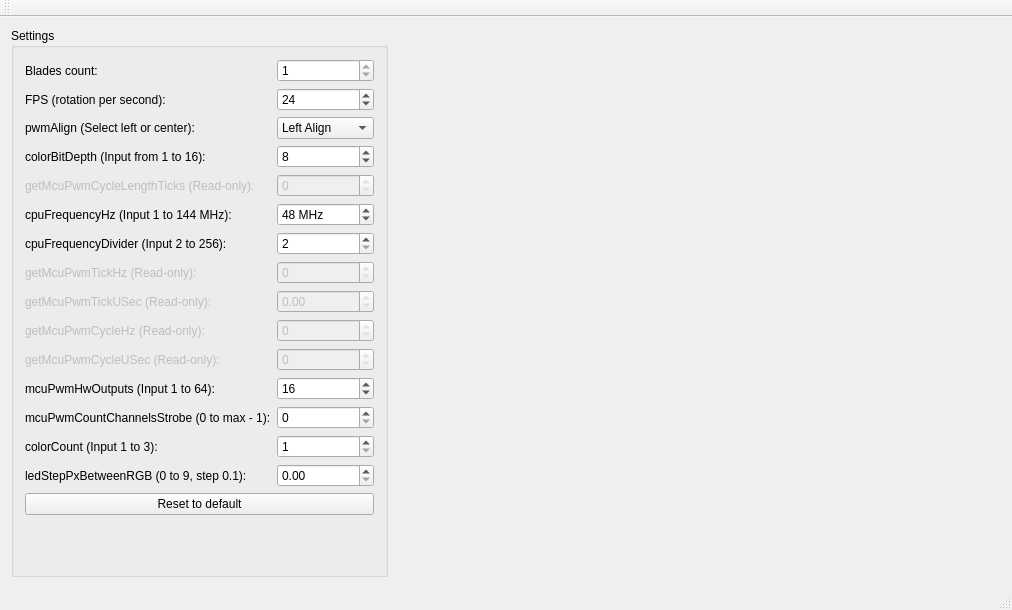
Qt form funEmulator/main_window.ui (vasilenkoroman/fan_video) before a commit.
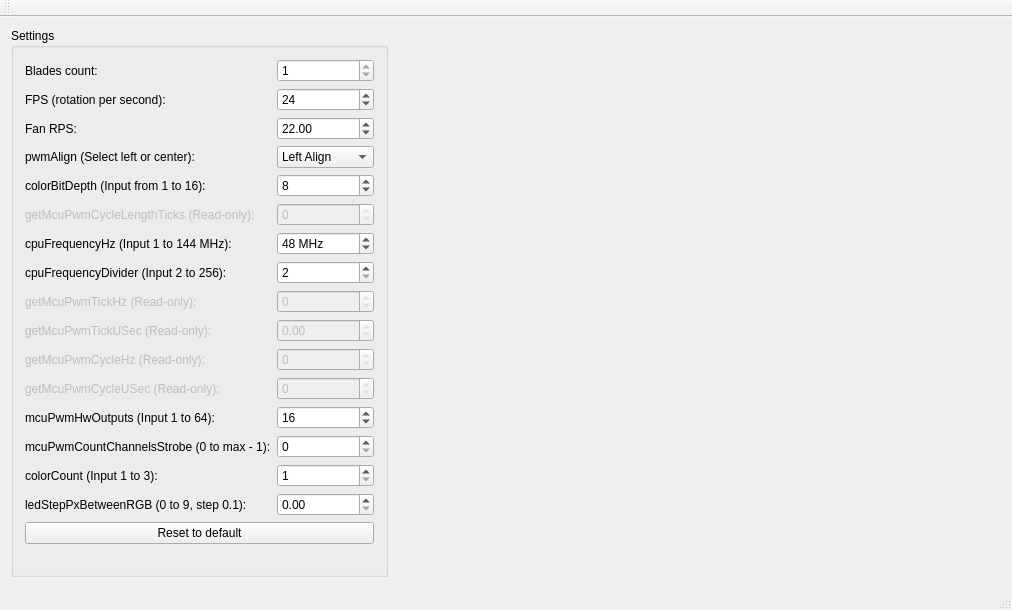
The same form after that commit. Custom widgets are drawn as their Qt base class.

```diff
--- a/funEmulator/main_window.ui
+++ b/funEmulator/main_window.ui
@@ -35,7 +35,33 @@
       <layout class="QVBoxLayout" name="verticalLayout">
        <item>
         <layout class="QGridLayout" name="gridLayout">
-         <item row="14" column="1">
+         <item row="12" column="1">
+          <widget class="QSpinBox" name="spinBoxPwmHwOutputs">
+           <property name="minimum">
+            <number>1</number>
+           </property>
+           <property name="maximum">
+            <number>64</number>
+           </property>
+           <property name="value">
+            <number>16</number>
+           </property>
+          </widget>
+         </item>
+         <item row="0" column="1">
+          <widget class="QSpinBox" name="spinBoxBladeCount">
+           <property name="readOnly">
+            <bool>true</bool>
+           </property>
+           <property name="minimum">
+            <number>1</number>
+           </property>
+           <property name="maximum">
+            <number>9</number>
+           </property>
+          </widget>
+         </item>
+         <item row="15" column="1">
           <widget class="QDoubleSpinBox" name="doubleSpinBoxLedStepPx">
            <property name="minimum">
             <double>0.000000000000000</double>
@@ -48,14 +74,27 @@
            </property>
           </widget>
          </item>
-         <item row="1" column="0">
-          <widget class="QLabel" name="label_4">
+         <item row="13" column="1">
+          <widget class="QSpinBox" name="spinBoxChannelsStrobe">
+           <property name="minimum">
+            <number>0</number>
+           </property>
+           <property name="maximum">
+            <number>15</number>
+           </property>
+          </widget>
+         </item>
+         <item row="9" column="0">
+          <widget class="QLabel" name="label_pwmTickUSec">
+           <property name="enabled">
+            <bool>false</bool>
+           </property>
            <property name="text">
-            <string>FPS (rotation per second):</string>
+            <string>getMcuPwmTickUSec (Read-only):</string>
            </property>
           </widget>
          </item>
-         <item row="10" column="0">
+         <item row="11" column="0">
           <widget class="QLabel" name="label_pwmCycleUSec">
            <property name="enabled">
             <bool>false</bool>
@@ -65,7 +104,117 @@
            </property>
           </widget>
          </item>
+         <item row="4" column="0">
+          <widget class="QLabel" name="label_colorBitDepth">
+           <property name="text">
+            <string>colorBitDepth (Input from 1 to 16):</string>
+           </property>
+          </widget>
+         </item>
+         <item row="5" column="0">
+          <widget class="QLabel" name="label_getMcuPwmCycleLengthTicks">
+           <property name="enabled">
+            <bool>false</bool>
+           </property>
+           <property name="text">
+            <string>getMcuPwmCycleLengthTicks (Read-only):</string>
+           </property>
+          </widget>
+         </item>
+         <item row="14" column="1">
+          <widget class="QSpinBox" name="spinBoxColorCount">
+           <property name="minimum">
+            <number>1</number>
+           </property>
+           <property name="maximum">
+            <number>3</number>
+           </property>
+          </widget>
+         </item>
+         <item row="3" column="0">
+          <widget class="QLabel" name="label_pwmAlign">
+           <property name="text">
+            <string>pwmAlign (Select left or center):</string>
+           </property>
+          </widget>
+         </item>
+         <item row="5" column="1">
+          <widget class="QSpinBox" name="lineEditCycleLengthTicks">
+           <property name="enabled">
+            <bool>false</bool>
+           </property>
+           <property name="readOnly">
+            <bool>true</bool>
+           </property>
+           <property name="maximum">
+            <number>999999</number>
+           </property>
+          </widget>
+         </item>
+         <item row="13" column="0">
+          <widget class="QLabel" name="label_channelsStrobe">
+           <property name="text">
+            <string>mcuPwmCountChannelsStrobe (0 to max - 1):</string>
+           </property>
+          </widget>
+         </item>
          <item row="7" column="1">
+          <widget class="QSpinBox" name="spinBoxCpuFrequencyDivider">
+           <property name="minimum">
+            <number>2</number>
+           </property>
+           <property name="maximum">
+            <number>256</number>
+           </property>
+           <property name="value">
+            <number>2</number>
+           </property>
+          </widget>
+         </item>
+         <item row="10" column="1">
+          <widget class="QSpinBox" name="lineEditPwmCycleHz">
+           <property name="enabled">
+            <bool>false</bool>
+           </property>
+           <property name="readOnly">
+            <bool>true</bool>
+           </property>
+           <property name="maximum">
+            <number>999999</number>
+           </property>
+          </widget>
+         </item>
+         <item row="8" column="0">
+          <widget class="QLabel" name="label_pwmTickHz">
+           <property name="enabled">
+            <bool>false</bool>
+           </property>
+           <property name="text">
+            <string>getMcuPwmTickHz (Read-only):</string>
+           </property>
+          </widget>
+         </item>
+         <item row="1" column="1">
+          <widget class="QSpinBox" name="spinBoxFps">
+           <property name="minimum">
+            <number>1</number>
+           </property>
+           <property name="maximum">
+            <number>999</number>
+           </property>
+           <property name="value">
+            <number>24</number>
+           </property>
+          </widget>
+         </item>
+         <item row="12" column="0">
+          <widget class="QLabel" name="label_pwmHwOutputs">
+           <property name="text">
+            <string>mcuPwmHwOutputs (Input 1 to 64):</string>
+           </property>
+          </widget>
+         </item>
+         <item row="8" column="1">
           <widget class="QSpinBox" name="lineEditPwmTickHz">
            <property name="enabled">
             <bool>false</bool>
@@ -78,14 +227,20 @@
            </property>
           </widget>
          </item>
-         <item row="2" column="0">
-          <widget class="QLabel" name="label_pwmAlign">
-           <property name="text">
-            <string>pwmAlign (Select left or center):</string>
+         <item row="9" column="1">
+          <widget class="QDoubleSpinBox" name="lineEditPwmTickUSec">
+           <property name="enabled">
+            <bool>false</bool>
+           </property>
+           <property name="readOnly">
+            <bool>true</bool>
+           </property>
+           <property name="maximum">
+            <double>999999.000000000000000</double>
            </property>
           </widget>
          </item>
-         <item row="2" column="1">
+         <item row="3" column="1">
           <widget class="QComboBox" name="comboBoxPwmAlign">
            <item>
             <property name="text">
@@ -99,55 +254,63 @@
            </item>
           </widget>
          </item>
-         <item row="8" column="1">
-          <widget class="QDoubleSpinBox" name="lineEditPwmTickUSec">
-           <property name="enabled">
-            <bool>false</bool>
-           </property>
-           <property name="readOnly">
-            <bool>true</bool>
-           </property>
-           <property name="maximum">
-            <double>999999.000000000000000</double>
-           </property>
-          </widget>
-         </item>
-         <item row="9" column="1">
-          <widget class="QSpinBox" name="lineEditPwmCycleHz">
-           <property name="enabled">
-            <bool>false</bool>
-           </property>
-           <property name="readOnly">
-            <bool>true</bool>
-           </property>
-           <property name="maximum">
-            <number>999999</number>
-           </property>
-          </widget>
-         </item>
          <item row="11" column="1">
-          <widget class="QSpinBox" name="spinBoxPwmHwOutputs">
-           <property name="minimum">
-            <number>1</number>
+          <widget class="QSpinBox" name="lineEditPwmCycleUSec">
+           <property name="enabled">
+            <bool>false</bool>
            </property>
-           <property name="maximum">
-            <number>64</number>
-           </property>
-           <property name="value">
-            <number>16</number>
-           </property>
-          </widget>
-         </item>
-         <item row="0" column="1">
-          <widget class="QSpinBox" name="spinBoxBladeCount">
            <property name="readOnly">
             <bool>true</bool>
            </property>
+           <property name="maximum">
+            <number>999999</number>
+           </property>
+          </widget>
+         </item>
+         <item row="1" column="0">
+          <widget class="QLabel" name="label_4">
+           <property name="text">
+            <string>FPS (rotation per second):</string>
+           </property>
+          </widget>
+         </item>
+         <item row="14" column="0">
+          <widget class="QLabel" name="label_colorCount">
+           <property name="text">
+            <string>colorCount (Input 1 to 3):</string>
+           </property>
+          </widget>
+         </item>
+         <item row="15" column="0">
+          <widget class="QLabel" name="label_ledStepPx">
+           <property name="text">
+            <string>ledStepPxBetweenRGB (0 to 9, step 0.1):</string>
+           </property>
+          </widget>
+         </item>
+         <item row="10" column="0">
+          <widget class="QLabel" name="label_pwmCycleHz">
+           <property name="enabled">
+            <bool>false</bool>
+           </property>
+           <property name="text">
+            <string>getMcuPwmCycleHz (Read-only):</string>
+           </property>
+          </widget>
+         </item>
+         <item row="6" column="1">
+          <widget class="QSpinBox" name="spinBoxCpuFrequencyHz">
+           <property name="suffix">
+            <string> MHz</string>
+           </property>
            <property name="minimum">
             <number>1</number>
            </property>
            <property name="maximum">
-            <number>9</number>
+            <number>144</number>
+           </property>
+           <property name="value">
+            <number>48</number>
            </property>
           </widget>
          </item>
@@ -164,44 +327,7 @@
            </property>
           </widget>
          </item>
-         <item row="1" column="1">
-          <widget class="QSpinBox" name="spinBoxFps">
-           <property name="minimum">
-            <number>1</number>
-           </property>
-           <property name="maximum">
-            <number>999</number>
-           </property>
-           <property name="value">
-            <number>24</number>
-           </property>
-          </widget>
-         </item>
-         <item row="8" column="0">
-          <widget class="QLabel" name="label_pwmTickUSec">
-           <property name="enabled">
-            <bool>false</bool>
-           </property>
-           <property name="text">
-            <string>getMcuPwmTickUSec (Read-only):</string>
-           </property>
-          </widget>
-         </item>
-         <item row="12" column="0">
-          <widget class="QLabel" name="label_channelsStrobe">
-           <property name="text">
-            <string>mcuPwmCountChannelsStrobe (0 to max - 1):</string>
-           </property>
-          </widget>
-         </item>
-         <item row="13" column="0">
-          <widget class="QLabel" name="label_colorCount">
-           <property name="text">
-            <string>colorCount (Input 1 to 3):</string>
-           </property>
-          </widget>
-         </item>
-         <item row="3" column="1">
+         <item row="4" column="1">
           <widget class="QSpinBox" name="spinBoxColorBitDepth">
            <property name="minimum">
             <number>1</number>
@@ -214,146 +340,37 @@
            </property>
           </widget>
          </item>
-         <item row="14" column="0">
-          <widget class="QLabel" name="label_ledStepPx">
-           <property name="text">
-            <string>ledStepPxBetweenRGB (0 to 9, step 0.1):</string>
-           </property>
-          </widget>
-         </item>
-         <item row="6" column="0">
+         <item row="7" column="0">
           <widget class="QLabel" name="label_cpuFrequencyDivider">
            <property name="text">
             <string>cpuFrequencyDivider (Input 2 to 256):</string>
            </property>
           </widget>
          </item>
-         <item row="10" column="1">
-          <widget class="QSpinBox" name="lineEditPwmCycleUSec">
-           <property name="enabled">
-            <bool>false</bool>
-           </property>
-           <property name="readOnly">
-            <bool>true</bool>
-           </property>
-           <property name="maximum">
-            <number>999999</number>
-           </property>
-          </widget>
-         </item>
-         <item row="4" column="1">
-          <widget class="QSpinBox" name="lineEditCycleLengthTicks">
-           <property name="enabled">
-            <bool>false</bool>
-           </property>
-           <property name="readOnly">
-            <bool>true</bool>
-           </property>
-           <property name="maximum">
-            <number>999999</number>
-           </property>
-          </widget>
-         </item>
-         <item row="3" column="0">
-          <widget class="QLabel" name="label_colorBitDepth">
-           <property name="text">
-            <string>colorBitDepth (Input from 1 to 16):</string>
-           </property>
-          </widget>
-         </item>
-         <item row="13" column="1">
-          <widget class="QSpinBox" name="spinBoxColorCount">
-           <property name="minimum">
-            <number>1</number>
-           </property>
-           <property name="maximum">
-            <number>3</number>
-           </property>
-          </widget>
-         </item>
-         <item row="5" column="1">
-          <widget class="QSpinBox" name="spinBoxCpuFrequencyHz">
-           <property name="suffix">
-            <string> MHz</string>
-           </property>
-           <property name="minimum">
-            <number>1</number>
-           </property>
-           <property name="maximum">
-            <number>144</number>
-           </property>
-           <property name="value">
-            <number>48</number>
-           </property>
-          </widget>
-         </item>
-         <item row="11" column="0">
-          <widget class="QLabel" name="label_pwmHwOutputs">
-           <property name="text">
-            <string>mcuPwmHwOutputs (Input 1 to 64):</string>
-           </property>
-          </widget>
-         </item>
-         <item row="12" column="1">
-          <widget class="QSpinBox" name="spinBoxChannelsStrobe">
-           <property name="minimum">
-            <number>0</number>
-           </property>
-           <property name="maximum">
-            <number>15</number>
-           </property>
-          </widget>
-         </item>
-         <item row="4" column="0">
-          <widget class="QLabel" name="label_getMcuPwmCycleLengthTicks">
-           <property name="enabled">
-            <bool>false</bool>
-           </property>
-           <property name="text">
-            <string>getMcuPwmCycleLengthTicks (Read-only):</string>
-           </property>
-          </widget>
-         </item>
-         <item row="7" column="0">
-          <widget class="QLabel" name="label_pwmTickHz">
-           <property name="enabled">
-            <bool>false</bool>
-           </property>
-           <property name="text">
-            <string>getMcuPwmTickHz (Read-only):</string>
-           </property>
-          </widget>
-         </item>
-         <item row="6" column="1">
-          <widget class="QSpinBox" name="spinBoxCpuFrequencyDivider">
-           <property name="minimum">
-            <number>2</number>
-           </property>
-           <property name="maximum">
-            <number>256</number>
-           </property>
-           <property name="value">
-            <number>2</number>
-           </property>
-          </widget>
-         </item>
-         <item row="9" column="0">
-          <widget class="QLabel" name="label_pwmCycleHz">
-           <property name="enabled">
-            <bool>false</bool>
-           </property>
-           <property name="text">
-            <string>getMcuPwmCycleHz (Read-only):</string>
-           </property>
-          </widget>
-         </item>
-         <item row="5" column="0">
+         <item row="6" column="0">
           <widget class="QLabel" name="label_cpuFrequencyHz">
            <property name="text">
             <string>cpuFrequencyHz (Input 1 to 144 MHz):</string>
            </property>
           </widget>
          </item>
+         <item row="2" column="0">
+          <widget class="QLabel" name="labelFanRps">
+           <property name="text">
+            <string>Fan RPS:</string>
+           </property>
+          </widget>
+         </item>
+         <item row="2" column="1">
+          <widget class="QDoubleSpinBox" name="spinBoxFanRps">
+           <property name="singleStep">
+            <double>0.100000000000000</double>
+           </property>
+           <property name="value">
+            <double>22.000000000000000</double>
+           </property>
+          </widget>
+         </item>
         </layout>
        </item>
        <item>
```
